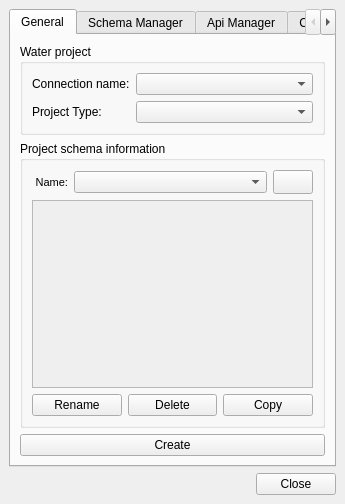
This is ui/readsql.ui in Giswater/giswater_qgis_plugin as Qt 5 draws it before an edit. The edited form follows.
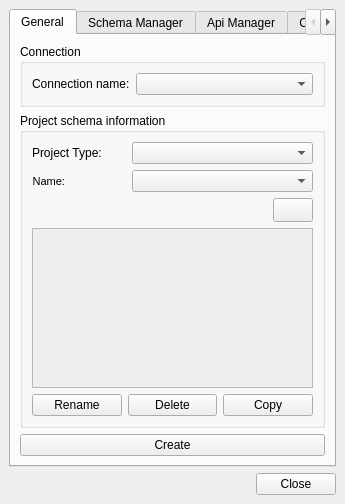
This is the edited form. Icons and pictures are not drawn.

Commit message: Enhancement and minors bug fix on Update SQL button

```diff
--- a/ui/readsql.ui
+++ b/ui/readsql.ui
@@ -38,11 +38,20 @@
       </property>
      </spacer>
     </item>
-    <item row="4" column="3">
-     <widget class="QLabel" name="lbl_status_text">
+    <item row="4" column="2">
+     <widget class="QLabel" name="lbl_status">
+      <property name="enabled">
+       <bool>true</bool>
+      </property>
       <property name="text">
        <string/>
       </property>
+      <property name="pixmap">
+       <pixmap>../../../../../Desktop/Edgar/READ SQL/images/status_ok.png</pixmap>
+      </property>
+      <property name="scaledContents">
+       <bool>false</bool>
+      </property>
      </widget>
     </item>
     <item row="4" column="13">
@@ -58,20 +67,11 @@
       </property>
      </widget>
     </item>
-    <item row="4" column="2">
-     <widget class="QLabel" name="lbl_status">
-      <property name="enabled">
-       <bool>true</bool>
-      </property>
+    <item row="4" column="3">
+     <widget class="QLabel" name="lbl_status_text">
       <property name="text">
        <string/>
       </property>
-      <property name="pixmap">
-       <pixmap>../../../../../Desktop/Edgar/READ SQL/images/status_ok.png</pixmap>
-      </property>
-      <property name="scaledContents">
-       <bool>false</bool>
-      </property>
      </widget>
     </item>
     <item row="3" column="0" colspan="14">
@@ -109,49 +109,30 @@
         <item row="0" column="1">
          <widget class="QGroupBox" name="groupBox_4">
           <property name="title">
-           <string>Water project</string>
+           <string>Connection</string>
           </property>
           <layout class="QGridLayout" name="gridLayout_2">
-           <item row="2" column="0">
-            <widget class="QLabel" name="label">
-             <property name="layoutDirection">
-              <enum>Qt::LeftToRight</enum>
-             </property>
-             <property name="text">
-              <string>Project Type:</string>
-             </property>
-             <property name="alignment">
-              <set>Qt::AlignLeading|Qt::AlignLeft|Qt::AlignVCenter</set>
-             </property>
-            </widget>
-           </item>
-           <item row="0" column="1">
-            <widget class="QComboBox" name="cmb_connection">
-             <property name="enabled">
-              <bool>true</bool>
-             </property>
-            </widget>
-           </item>
-           <item row="2" column="1">
-            <widget class="QComboBox" name="cmb_project_type">
-             <property name="sizePolicy">
-              <sizepolicy hsizetype="Expanding" vsizetype="Fixed">
-               <horstretch>0</horstretch>
-               <verstretch>0</verstretch>
-              </sizepolicy>
-             </property>
-            </widget>
-           </item>
            <item row="0" column="0">
             <widget class="QLabel" name="lbl_connection">
+             <property name="sizePolicy">
+              <sizepolicy hsizetype="Maximum" vsizetype="Preferred">
+               <horstretch>0</horstretch>
+               <verstretch>0</verstretch>
+              </sizepolicy>
+             </property>
              <property name="text">
               <string>Connection name:</string>
              </property>
             </widget>
            </item>
+           <item row="0" column="1">
+            <widget class="QComboBox" name="cmb_connection">
+             <property name="enabled">
+              <bool>true</bool>
+             </property>
+            </widget>
+           </item>
           </layout>
-          <zorder>cmb_project_type</zorder>
-          <zorder>label</zorder>
           <zorder>lbl_connection</zorder>
           <zorder>cmb_connection</zorder>
          </widget>
@@ -162,103 +143,14 @@
            <string>Project schema information</string>
           </property>
           <layout class="QGridLayout" name="gridLayout_7">
-           <item row="2" column="2" colspan="2">
-            <widget class="QComboBox" name="project_schema_name">
-             <property name="enabled">
-              <bool>true</bool>
-             </property>
-             <property name="sizePolicy">
-              <sizepolicy hsizetype="Preferred" vsizetype="Fixed">
-               <horstretch>0</horstretch>
-               <verstretch>0</verstretch>
-              </sizepolicy>
-             </property>
-             <property name="frame">
-              <bool>true</bool>
-             </property>
-            </widget>
-           </item>
-           <item row="2" column="1">
-            <widget class="QLabel" name="label_custom_node_type">
-             <property name="sizePolicy">
-              <sizepolicy hsizetype="Maximum" vsizetype="Preferred">
-               <horstretch>0</horstretch>
-               <verstretch>0</verstretch>
-              </sizepolicy>
-             </property>
-             <property name="font">
-              <font>
-               <pointsize>8</pointsize>
-              </font>
-             </property>
-             <property name="frameShape">
-              <enum>QFrame::NoFrame</enum>
-             </property>
-             <property name="frameShadow">
-              <enum>QFrame::Raised</enum>
-             </property>
-             <property name="text">
-              <string> Name:</string>
-             </property>
-             <property name="alignment">
-              <set>Qt::AlignRight|Qt::AlignTrailing|Qt::AlignVCenter</set>
-             </property>
-             <property name="margin">
-              <number>3</number>
-             </property>
-            </widget>
-           </item>
-           <item row="4" column="1" colspan="4">
+           <item row="6" column="1" colspan="4">
             <widget class="QTextEdit" name="software_version_info">
              <property name="enabled">
               <bool>false</bool>
              </property>
             </widget>
            </item>
-           <item row="2" column="4">
-            <widget class="QPushButton" name="btn_info">
-             <property name="enabled">
-              <bool>true</bool>
-             </property>
-             <property name="sizePolicy">
-              <sizepolicy hsizetype="Maximum" vsizetype="Fixed">
-               <horstretch>0</horstretch>
-               <verstretch>0</verstretch>
-              </sizepolicy>
-             </property>
-             <property name="minimumSize">
-              <size>
-               <width>24</width>
-               <height>24</height>
-              </size>
-             </property>
-             <property name="layoutDirection">
-              <enum>Qt::LeftToRight</enum>
-             </property>
-             <property name="text">
-              <string/>
-             </property>
-             <property name="iconSize">
-              <size>
-               <width>16</width>
-               <height>16</height>
-              </size>
-             </property>
-             <property name="checkable">
-              <bool>false</bool>
-             </property>
-             <property name="autoDefault">
-              <bool>false</bool>
-             </property>
-             <property name="default">
-              <bool>false</bool>
-             </property>
-             <property name="flat">
-              <bool>false</bool>
-             </property>
-            </widget>
-           </item>
-           <item row="5" column="1" colspan="4">
+           <item row="7" column="1" colspan="4">
             <layout class="QGridLayout" name="gridLayout_6">
              <item row="2" column="1">
               <widget class="QPushButton" name="btn_delete">
@@ -301,6 +193,118 @@
              </item>
             </layout>
            </item>
+           <item row="1" column="1">
+            <widget class="QLabel" name="label">
+             <property name="layoutDirection">
+              <enum>Qt::LeftToRight</enum>
+             </property>
+             <property name="text">
+              <string>Project Type:       </string>
+             </property>
+             <property name="alignment">
+              <set>Qt::AlignLeading|Qt::AlignLeft|Qt::AlignVCenter</set>
+             </property>
+            </widget>
+           </item>
+           <item row="2" column="1">
+            <widget class="QLabel" name="label_custom_node_type">
+             <property name="sizePolicy">
+              <sizepolicy hsizetype="Maximum" vsizetype="Preferred">
+               <horstretch>0</horstretch>
+               <verstretch>0</verstretch>
+              </sizepolicy>
+             </property>
+             <property name="font">
+              <font>
+               <pointsize>8</pointsize>
+              </font>
+             </property>
+             <property name="frameShape">
+              <enum>QFrame::NoFrame</enum>
+             </property>
+             <property name="frameShadow">
+              <enum>QFrame::Raised</enum>
+             </property>
+             <property name="text">
+              <string>Name:</string>
+             </property>
+             <property name="alignment">
+              <set>Qt::AlignRight|Qt::AlignTrailing|Qt::AlignVCenter</set>
+             </property>
+             <property name="margin">
+              <number>3</number>
+             </property>
+            </widget>
+           </item>
+           <item row="3" column="4">
+            <widget class="QPushButton" name="btn_info">
+             <property name="enabled">
+              <bool>true</bool>
+             </property>
+             <property name="sizePolicy">
+              <sizepolicy hsizetype="Maximum" vsizetype="Fixed">
+               <horstretch>0</horstretch>
+               <verstretch>0</verstretch>
+              </sizepolicy>
+             </property>
+             <property name="minimumSize">
+              <size>
+               <width>24</width>
+               <height>24</height>
+              </size>
+             </property>
+             <property name="layoutDirection">
+              <enum>Qt::LeftToRight</enum>
+             </property>
+             <property name="text">
+              <string/>
+             </property>
+             <property name="iconSize">
+              <size>
+               <width>16</width>
+               <height>16</height>
+              </size>
+             </property>
+             <property name="checkable">
+              <bool>false</bool>
+             </property>
+             <property name="autoDefault">
+              <bool>false</bool>
+             </property>
+             <property name="default">
+              <bool>false</bool>
+             </property>
+             <property name="flat">
+              <bool>false</bool>
+             </property>
+            </widget>
+           </item>
+           <item row="2" column="2" colspan="3">
+            <widget class="QComboBox" name="project_schema_name">
+             <property name="enabled">
+              <bool>true</bool>
+             </property>
+             <property name="sizePolicy">
+              <sizepolicy hsizetype="Preferred" vsizetype="Fixed">
+               <horstretch>0</horstretch>
+               <verstretch>0</verstretch>
+              </sizepolicy>
+             </property>
+             <property name="frame">
+              <bool>true</bool>
+             </property>
+            </widget>
+           </item>
+           <item row="1" column="2" colspan="3">
+            <widget class="QComboBox" name="cmb_project_type">
+             <property name="sizePolicy">
+              <sizepolicy hsizetype="Expanding" vsizetype="Fixed">
+               <horstretch>0</horstretch>
+               <verstretch>0</verstretch>
+              </sizepolicy>
+             </property>
+            </widget>
+           </item>
           </layout>
          </widget>
         </item>
@@ -345,6 +349,12 @@
           <layout class="QGridLayout" name="gridLayout_9">
            <item row="0" column="0">
             <widget class="QLabel" name="label_30">
+             <property name="sizePolicy">
+              <sizepolicy hsizetype="Preferred" vsizetype="Preferred">
+               <horstretch>0</horstretch>
+               <verstretch>0</verstretch>
+              </sizepolicy>
+             </property>
              <property name="font">
               <font>
                <weight>50</weight>
@@ -352,7 +362,7 @@
               </font>
              </property>
              <property name="text">
-              <string>Reload functions &amp; function triggers               </string>
+              <string>Reload functions &amp; function triggers          </string>
              </property>
             </widget>
            </item>
@@ -478,6 +488,12 @@
           <layout class="QGridLayout" name="gridLayout_12">
            <item row="0" column="0">
             <widget class="QLabel" name="label_34">
+             <property name="sizePolicy">
+              <sizepolicy hsizetype="Preferred" vsizetype="Preferred">
+               <horstretch>0</horstretch>
+               <verstretch>0</verstretch>
+              </sizepolicy>
+             </property>
              <property name="font">
               <font>
                <weight>50</weight>
@@ -485,7 +501,7 @@
               </font>
              </property>
              <property name="text">
-              <string>Reload functions &amp; trigger functions      </string>
+              <string>Reload functions &amp; function triggers          </string>
              </property>
             </widget>
            </item>
```
Left out of the diff: 2 changed lines with no effect on the pictures. The commit also changes 2 other files.
